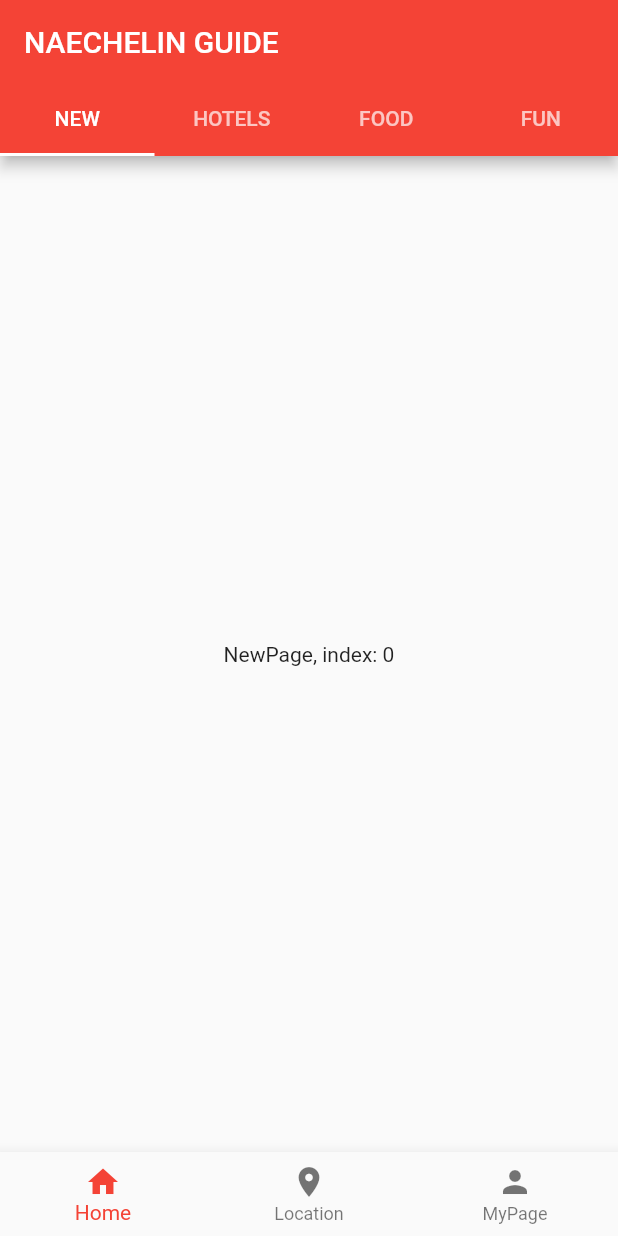
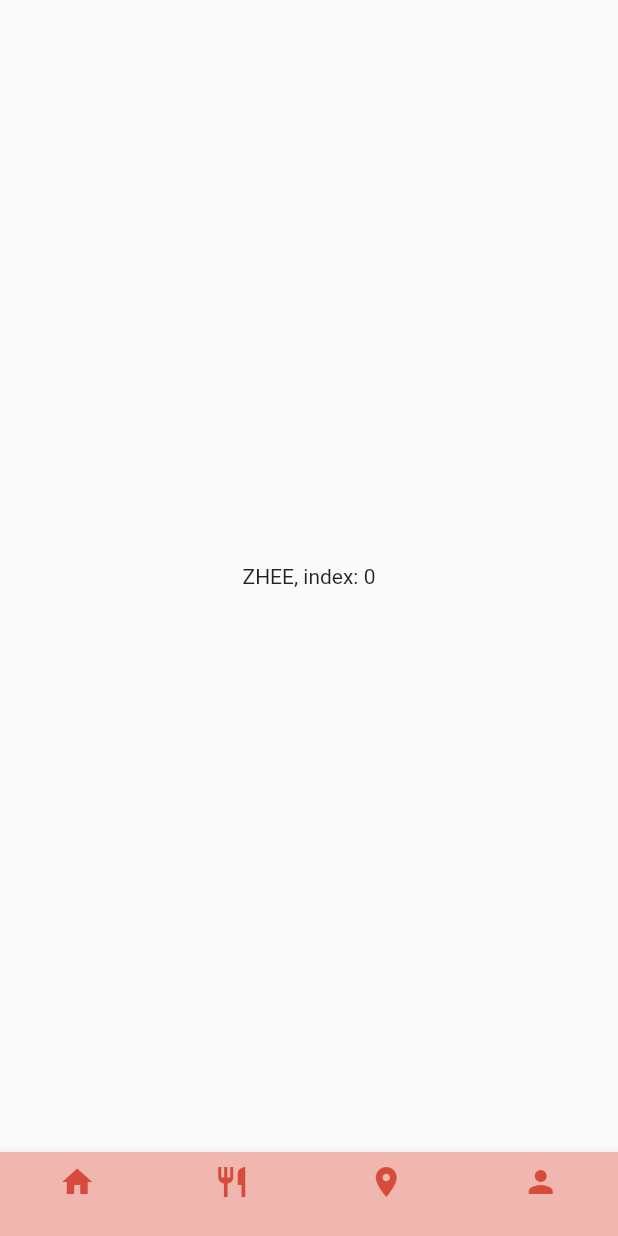
Before and after one commit to givethedog/flutter_naechelinguide_startup, a Flutter app: the screen it shows after launch, on a phone screen of 412 x 824 dp. Run offline on Flutter 3.47's test engine with Material 2 defaults, Android fonts, the phone set to English and light mode, and no system bars; our stand-ins replace shimmer.

Commit message:
Updated home_screen (TabBar removed and redesigned BottomBar)

```diff
--- a/lib/home_screen.dart
+++ b/lib/home_screen.dart
@@ -1,7 +1,5 @@
 import 'package:flutter/material.dart';
 import 'package:flutter/cupertino.dart';
-
-
 
 class HomeScreen extends StatefulWidget {
   @override
@@ -22,26 +20,31 @@ class HomeScreenState extends State<HomeScreen> with SingleTickerProviderStateMi
   @override
   Widget build(BuildContext context) {
     return new Scaffold(
-      appBar: new AppBar(
-        title: new Text('NAECHELIN GUIDE'),
-        bottom: new TabBar(controller: _controller,
-            tabs: <Tab>[                                 // 앱바 살릴려면 이거 복구
-              new Tab(text: "NEW"),
-              new Tab(text: "HOTELS"),
-              new Tab(text: "FOOD"),
-              new Tab(text: "FUN"),
-            ]),
-      ),
+
+//      appBar: new AppBar(                                         // 앱바 살릴려면 여기부터
+//        title: new Text('NAECHELIN GUIDE'),
+//        bottom: new TabBar(controller: _controller,
+//            tabs: <Tab>[
+//              new Tab(text: "ZHEE"),
+//              new Tab(text: "MUNG"),
+//              new Tab(text: "MOZZI"),
+//              new Tab(text: "GGOMU"),
+//            ]),
+//      ),                                                         // 앱바 살릴려면 여기까지
       body: new TabBarView(
         controller: _controller,
         children: <Widget>[
-          new NewPage(_index),
-          new HotelsPage(_index),
-          new FoodPage(_index),
-          new FunPage(_index),
+          new ZHEE(_index),
+          new MUNG(_index),
+          new MOZZI(_index),
+          new GGOMU(_index),
         ],
       ),
       bottomNavigationBar: new BottomNavigationBar(
+          backgroundColor: Color(0xffefb7b0),
+          selectedItemColor: Color(0xffd74b3b),
+          unselectedItemColor: Color(0xffd74b3b),
+          type: BottomNavigationBarType.fixed,                     // this line can BottomBar has 4 items
           currentIndex: _index,
           onTap: (int _index) {
             setState(() {
@@ -51,39 +54,47 @@ class HomeScreenState extends State<HomeScreen> with SingleTickerProviderStateMi
           items: <BottomNavigationBarItem>[
             new BottomNavigationBarItem(
               icon: new Icon(Icons.home),
-              title: new Text("Home"),
+              title: SizedBox.shrink(),                           // Workaround : BottomNavigationBar without Text
+              //title: new Text("Home"),
+
+            ),
+            new BottomNavigationBarItem(
+              icon: new Icon(Icons.restaurant),
+              title: SizedBox.shrink(),                           // Workaround : BottomNavigationBar without Text
+              //title: new Text("Restaurant"),
             ),
             new BottomNavigationBarItem(
                 icon: Icon(Icons.location_on),
-                title: new Text('Location')
-
+              title: SizedBox.shrink(),                           // Workaround : BottomNavigationBar without Text
+                //title: new Text('Location')
             ),
             new BottomNavigationBarItem(
               icon: new Icon(Icons.person),
-              title: new Text("MyPage"),
+              title: SizedBox.shrink(),                           // Workaround : BottomNavigationBar without Text
+              //title: new Text("MyPage"),
             ),
-          ]),
+                      ]),
     );
   }
 }
 
-class NewPage extends StatelessWidget {
+class ZHEE extends StatelessWidget {
   final int index;
 
-  NewPage(this.index);
+  ZHEE(this.index);
 
   @override
   Widget build(BuildContext context) {
     return new Center(
-      child: new Text('NewPage, index: $index'),
+      child: new Text('ZHEE, index: $index'),
     );
   }
 }
 
-class HotelsPage extends StatelessWidget {
+class MUNG extends StatelessWidget {
   final int index;
 
-  HotelsPage(this.index);
+  MUNG(this.index);
 
   @override
   Widget build(BuildContext context) {
@@ -93,10 +104,10 @@ class HotelsPage extends StatelessWidget {
   }
 }
 
-class FoodPage extends StatelessWidget {
+class MOZZI extends StatelessWidget {
   final int index;
 
-  FoodPage(this.index);
+  MOZZI(this.index);
 
   @override
   Widget build(BuildContext context) {
@@ -106,10 +117,10 @@ class FoodPage extends StatelessWidget {
   }
 }
 
-class FunPage extends StatelessWidget {
+class GGOMU extends StatelessWidget {
   final int index;
 
-  FunPage(this.index);
+  GGOMU(this.index);
 
   @override
   Widget build(BuildContext context) {
```
